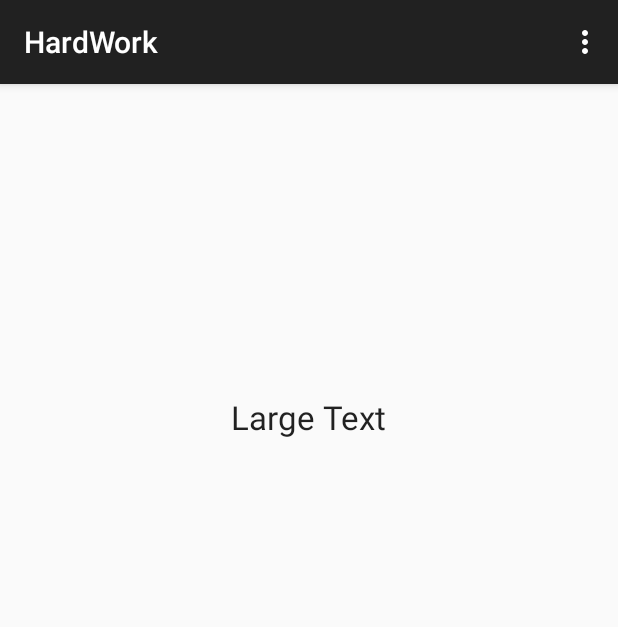
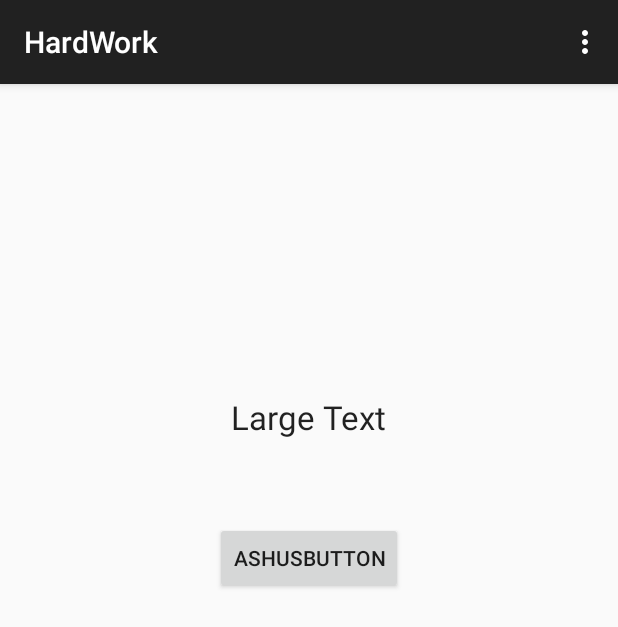
Before and after one commit to success999/HardWork, an Android app: the screen it shows after launch (MainActivity), on a phone screen of 412 x 824 dp. Shown: the top 627 px of the screen. Run offline under Robolectric (Android 15) with nearby library versions, the phone set to English and light mode, and no system bars.

Commit message:
Button Added in .xml

```diff
--- a/app/src/main/res/layout/activity_main.xml
+++ b/app/src/main/res/layout/activity_main.xml
@@ -14,4 +14,13 @@
         android:layout_alignParentTop="true"
         android:layout_centerHorizontal="true"
         android:layout_marginTop="191dp" />
+
+    <Button
+        android:layout_width="wrap_content"
+        android:layout_height="wrap_content"
+        android:text="ashusButton"
+        android:id="@+id/button"
+        android:layout_below="@+id/textView"
+        android:layout_centerHorizontal="true"
+        android:layout_marginTop="55dp" />
 </RelativeLayout>
```
